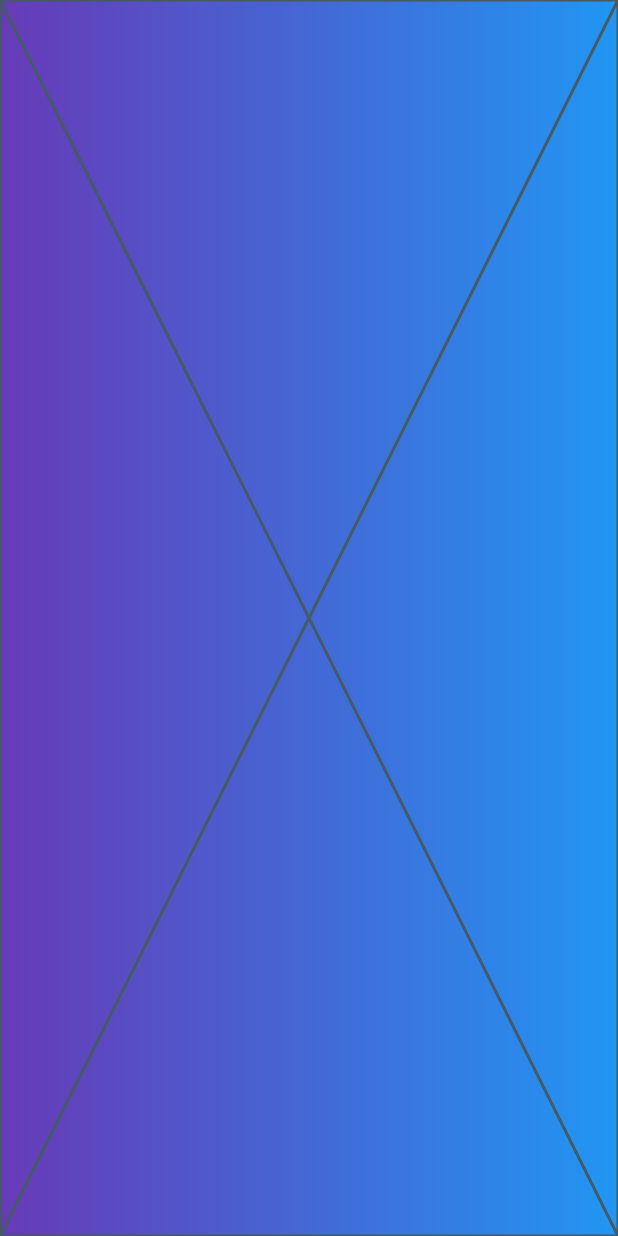
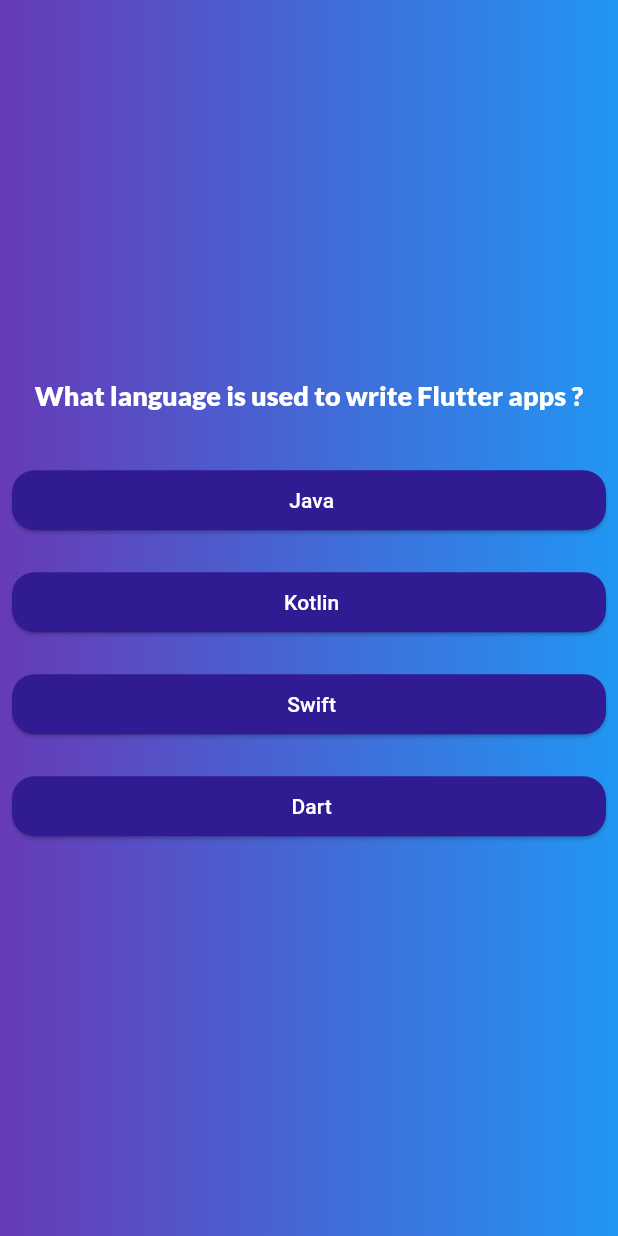
Before and after one commit to alaa2024Mandour/QuizApp, a Flutter app: the screen it shows after launch, after a tap on "Start Now", on a phone screen of 412 x 824 dp. Run offline on Flutter 3.47's test engine with Material 3 defaults, Android fonts, the phone set to English and light mode, and no system bars; our stand-ins replace google_fonts.

Commit message:
handling questions and answers UI

```diff
--- a/lib/data/questions.dart
+++ b/lib/data/questions.dart
@@ -0,0 +1,114 @@
+import 'package:quize_app/models/questions_model.dart';
+
+List<QuizQuestions> questions = [
+  QuizQuestions(
+  'What language is used to write Flutter apps ?',
+  [
+    " Dart",
+    " Java",
+    " Swift",
+    " Kotlin"
+  ],
+  ),
+
+  QuizQuestions(
+    'Which widget is used to create a button in Flutter?',
+    [
+      " RaisedButton",
+      " TextField",
+      " Column",
+      " ListView"
+    ],
+  ),
+
+  QuizQuestions(
+    'Which widget is the root of the widget tree in a Flutter app ? ',
+    [
+      " MaterialApp ",
+      " Container",
+      " Scaffold",
+      " Column"
+    ],
+  ),
+
+  QuizQuestions(
+    'What is the default axis of a Column widget ? ',
+    [
+      " Vertical ",
+      " Horizontal ",
+      " Diagonal",
+      " None of the above"
+    ],
+  ),
+
+  QuizQuestions(
+    'Which widget is used to display an image in Flutter ? ',
+    [
+      " Image  ",
+      " Picture ",
+      " Img",
+      " Media"
+    ],
+  ),
+
+  QuizQuestions(
+    'How do you make a widget scrollable in Flutter ? ',
+    [
+      " Wrap it with a ListView ",
+      " Wrap it with a Column  ",
+      " Use Expanded",
+      " Use Padding"
+    ],
+  ),
+
+  QuizQuestions(
+    'Which widget is used to create a flexible layout in Flutter? ',
+    [
+      " Expanded "
+      " Row ",
+      " Column",
+      " Stack",
+    ],
+  ),
+
+  QuizQuestions(
+    'Which of the following is NOT a state management approach in Flutter? ',
+    [
+      " Bootstrap "
+      " Provider  ",
+      " Redux ",
+      " Riverpod",
+    ],
+  ),
+
+  QuizQuestions(
+    'What is the difference between Stateful and Stateless widgets ? ',
+    [
+      " Stateful widgets can rebuild with new state changes  ",
+      " Stateful widgets do not change, Stateless widgets do  ",
+      " Stateless widgets store user input ",
+      " None of the above "
+    ],
+  ),
+
+  QuizQuestions(
+    'Which package is commonly used to make HTTP requests in Flutter ? ',
+    [
+      " http ",
+      " dio ",
+      " axios ",
+      " retrofit "
+    ],
+  ),
+
+  QuizQuestions(
+    'How do you handle asynchronous operations in Flutter? ',
+    [
+      " Using async and await  ",
+      " Using for loops ",
+      " Using if-else ",
+      " None of the above "
+    ],
+  ),
+
+];
--- a/lib/layouts/questions_screen.dart
+++ b/lib/layouts/questions_screen.dart
@@ -1,4 +1,7 @@
-import 'package:flutter/cupertino.dart';
+import 'package:flutter/material.dart';
+import 'package:quize_app/data/questions.dart';
+import 'package:google_fonts/google_fonts.dart';
+import '../widgets/answers_btn.dart';
 
 class QuestionsScreen extends StatefulWidget {
   const QuestionsScreen({super.key});
@@ -7,9 +10,56 @@ class QuestionsScreen extends StatefulWidget {
   State<QuestionsScreen> createState() => _QuestionsState();
 }
 
+
+
 class _QuestionsState extends State<QuestionsScreen> {
+  var currentQuestionIndex = 0;
+
+  final List<String> selectedAnswer = [];
+
+  void chooseAnswer(String answer){
+    selectedAnswer.add(answer);
+    print(selectedAnswer);
+  }
+
+  void switchQuestion(){
+    setState(() {
+      if (currentQuestionIndex < questions.length-1) {
+        currentQuestionIndex++;
+      }else{
+        Navigator.pushNamed(context, 'result');
+      }
+    });
+  }
   @override
   Widget build(BuildContext context) {
-    return const Placeholder();
+    final currentQuestion = questions[currentQuestionIndex];
+    return Padding(
+      padding: const EdgeInsets.symmetric(horizontal: 8.0),
+      child: Column(
+        mainAxisAlignment: MainAxisAlignment.center,
+        crossAxisAlignment: CrossAxisAlignment.stretch,
+        children: [
+          Text(
+             currentQuestion.question,
+            textAlign: TextAlign.center,
+            style: GoogleFonts.lato(
+              decoration: TextDecoration.none,
+              fontSize: 18,
+              color: Colors.white,
+            ),
+          ),
+          const SizedBox(height: 25,),
+
+          ...currentQuestion.getShuffledAnswers().map((e){
+            return  answerBTN(answerTxt: e, onPressed: (){
+              switchQuestion();
+              chooseAnswer(e);
+            });
+          }),
+
+        ],
+      ),
+    );
   }
 }
--- a/lib/layouts/quiz_intro_screen.dart
+++ b/lib/layouts/quiz_intro_screen.dart
@@ -1,4 +1,5 @@
 import 'package:flutter/material.dart';
+import 'package:google_fonts/google_fonts.dart';
 class QuizIntroScreen extends StatelessWidget {
   const QuizIntroScreen({super.key});
 
@@ -10,11 +11,11 @@ class QuizIntroScreen extends StatelessWidget {
             spacing: 25,
             children: [
                   const Image(image: AssetImage('assets/quiz-logo.png'), width: 200,),
-                  const Text(
+                  Text(
                     'Start Learn Flutter Now !! ',
-                    style: TextStyle(
+                    style: GoogleFonts.lato(
                       color: Colors.white,
-                        decoration: TextDecoration.none,
+                      decoration: TextDecoration.none,
                       fontSize: 20
                     ),
                   ),
--- /dev/null
+++ b/lib/layouts/result_screen.dart
@@ -0,0 +1,15 @@
+import 'package:flutter/material.dart';
+
+class ResultScreen extends StatefulWidget {
+  const ResultScreen({super.key});
+
+  @override
+  State<ResultScreen> createState() => _ResultScreen();
+}
+
+class _ResultScreen extends State<ResultScreen> {
+  @override
+  Widget build(BuildContext context) {
+    return const Placeholder();
+  }
+}
--- a/lib/main.dart
+++ b/lib/main.dart
@@ -1,6 +1,7 @@
 import 'package:flutter/material.dart';
 import 'package:quize_app/layouts/questions_screen.dart';
 import 'package:quize_app/layouts/quiz_intro_screen.dart';
+import 'package:quize_app/layouts/result_screen.dart';
 
 void main() {
   runApp(const MyApp());
@@ -13,6 +14,7 @@ class MyApp extends StatelessWidget {
   @override
   Widget build(BuildContext context) {
     return Container(
+      width: double.infinity,
       decoration: const BoxDecoration(
           gradient: LinearGradient(
               colors: [
@@ -26,7 +28,8 @@ class MyApp extends StatelessWidget {
         routes:{
           'IntroScreen' : (context) =>   const QuizIntroScreen(),
           'questions' : (context) =>   const QuestionsScreen(),
-        }
+          'result' : (context) =>   const ResultScreen(),
+        },
       ),
     );
   }
--- a/lib/models/questions_model.dart
+++ b/lib/models/questions_model.dart
@@ -5,4 +5,10 @@ class QuizQuestions {
 
   QuizQuestions(this.question,this.answers);
 
+
+  List<String> getShuffledAnswers(){
+      final shuffledList = List.of(answers);
+      shuffledList.shuffle();
+      return shuffledList;
+  }
 }
--- /dev/null
+++ b/lib/widgets/answers_btn.dart
@@ -0,0 +1,28 @@
+import 'package:flutter/material.dart';
+
+Widget answerBTN ({
+  required String answerTxt,
+  required Function onPressed,
+}) =>  Padding(
+  padding: const EdgeInsets.symmetric(vertical: 10.0),
+  child: ElevatedButton(
+    onPressed:(){
+      onPressed();
+    },
+    style: ElevatedButton.styleFrom(
+        foregroundColor:Colors.white ,
+        backgroundColor: Colors.deepPurple[900],
+        padding: const EdgeInsets.symmetric(
+            vertical: 10,
+            horizontal: 15
+        ),
+        shape: RoundedRectangleBorder(
+            borderRadius: BorderRadius.circular(15)
+        ),
+    ),
+    child: Text(
+      answerTxt,
+      textAlign: TextAlign.center,
+    ),
+  ),
+);
--- a/pubspec.yaml
+++ b/pubspec.yaml
@@ -46,6 +46,7 @@ dev_dependencies:
   # package. See that file for information about deactivating specific lint
   # rules and activating additional ones.
   flutter_lints: ^4.0.0
+  google_fonts: ^6.2.1
 
 # For information on the generic Dart part of this file, see the
 # following page: https://dart.dev/tools/pub/pubspec
```
Also changed, not shown: pubspec.lock, 6 other files.
